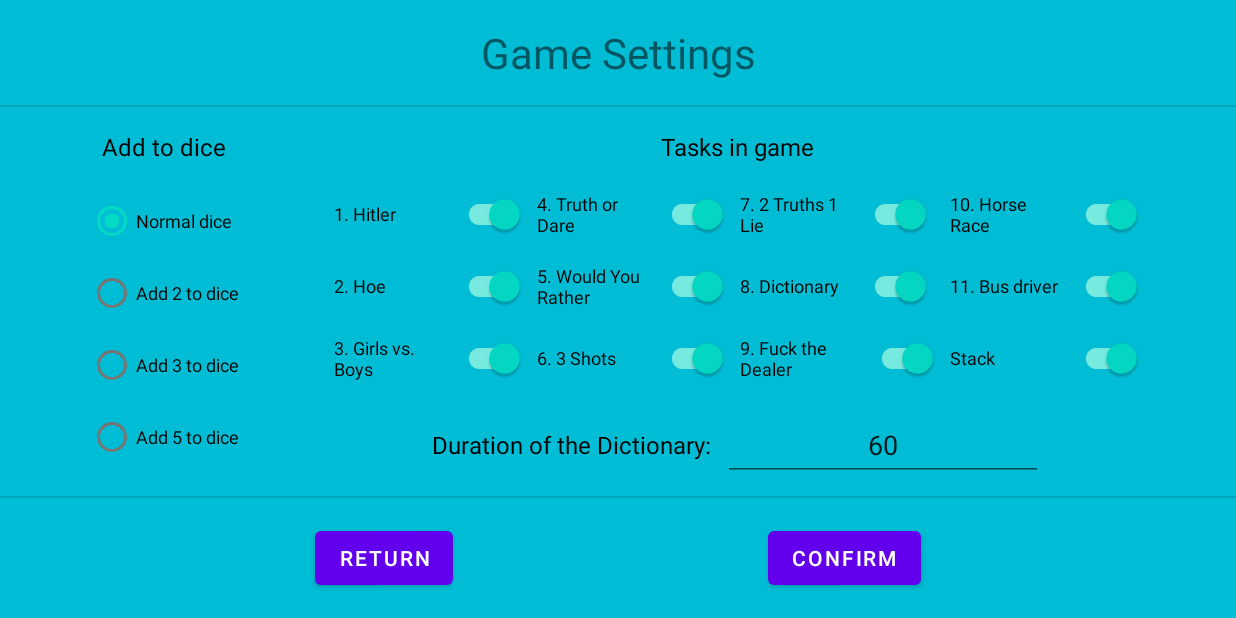
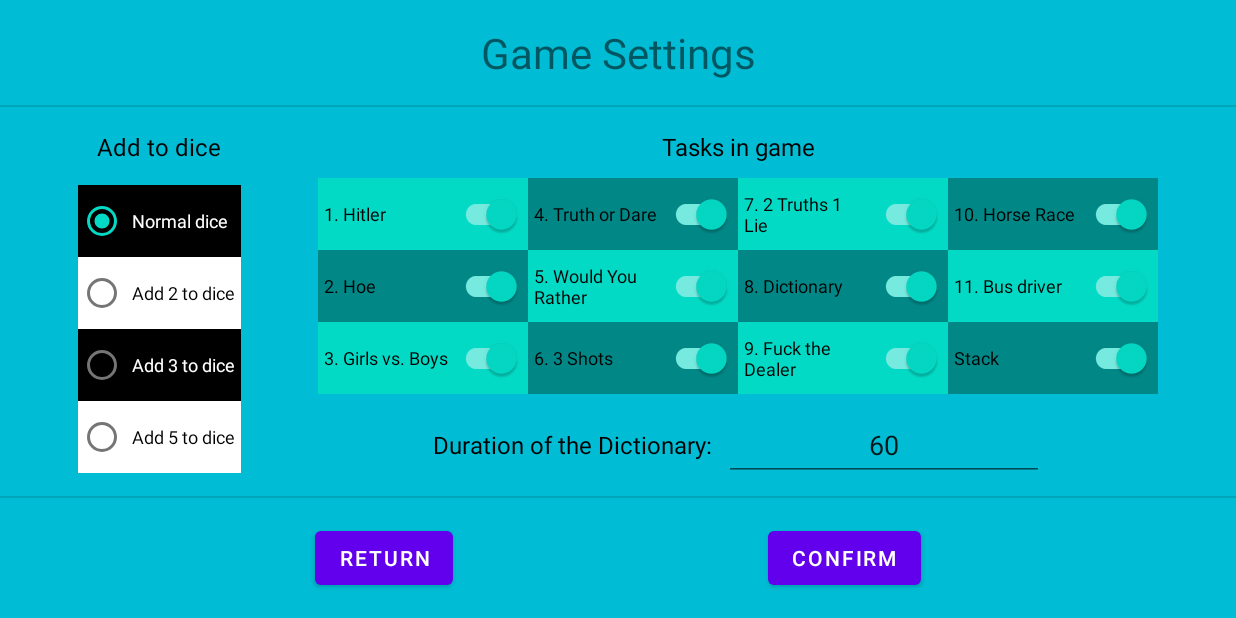
Before and after one commit to OH-BugHit/AOP-Harjoitustyo, an Android app: the screen it shows after launch (MainActivity), after a tap on "GAME SETTINGS", on a phone screen of 824 x 412 dp (held sideways). Run offline under Robolectric (Android 15) with nearby library versions, the phone set to English and light mode, and no system bars.

Commit message:
Siistimistä ja taustoja. Pieniä korjauksia.

```diff
--- a/app/src/main/java/com/oh/ready4play/minipelit/Bussikuski.java
+++ b/app/src/main/java/com/oh/ready4play/minipelit/Bussikuski.java
@@ -66,7 +66,7 @@ public class Bussikuski extends Fragment {
         kortti4 = view.findViewById(R.id.ivKortti4_Bussikuski);
         kortti5 = view.findViewById(R.id.ivKortti5_Bussikuski);
         osoitin = view.findViewById(R.id.ivOsoitin_Bussikuski);
-        osoitin.setImageResource(R.drawable.nuoli_alas);
+        osoitin.setImageResource(R.drawable.kysymysmerkkimusta35);
 
         ivAloituskortti.setVisibility(View.INVISIBLE);
         tvAloituskortti.setVisibility(View.INVISIBLE);
@@ -124,6 +124,7 @@ public class Bussikuski extends Fragment {
         edellinenArvo = uusiArvo;
         siirraOsoitinta(onnistui);
         if (tasoMenossa > 5 || sakko > 3) {
+            osoitin.setVisibility(View.INVISIBLE);
             btYlempi.setVisibility(View.INVISIBLE);
             btAlempi.setVisibility(View.INVISIBLE);
             btJatkaPelia.setVisibility(View.VISIBLE);
--- a/app/src/main/java/com/oh/ready4play/minipelit/Hitler.java
+++ b/app/src/main/java/com/oh/ready4play/minipelit/Hitler.java
@@ -65,11 +65,11 @@ public class Hitler extends Fragment {
 
     //TODO: TEE KUVAT KORTEISTA JA ASETA NE TÄNNE!
     private void kortinTapahtuma(Kortti kortti) {
-        switch (kortti.arvo-1) {
-            case 0 -> {
+        switch (kortti.arvo) {
+            case 1 -> {
                tvOhjeet.setText(R.string.text_waterfallDesc);
             }
-            case 1 -> {
+            case 2 -> {
                 tvOhjeet.setText(R.string.text_give2);
             }
             case 3 -> {
--- a/app/src/main/java/com/oh/ready4play/minipelit/Sanaselitys.java
+++ b/app/src/main/java/com/oh/ready4play/minipelit/Sanaselitys.java
@@ -29,6 +29,7 @@ public class Sanaselitys extends Fragment {
     private TextView tvPistenaytto;
     private TextView tvSana;
     private TextView tvSanaOhjeistus;
+    private TextView tvSekuntimaara;
     private int aika;
     private double pistemaara = 0;
     volatile boolean sanapeliOhi = false;
@@ -44,6 +45,8 @@ public class Sanaselitys extends Fragment {
 
         teeSanaluettelo();
 
+        tvSekuntimaara = view.findViewById(R.id.tvSekuntimaara_Sanaselitys);
+        tvSekuntimaara.setText(String.valueOf(Peli.peliasetukset.sanaselitysKesto));
         tvSanaOhjeistus = view.findViewById(R.id.tvOhjeistus_Sanaselitys);
         tvSana = view.findViewById(R.id.tvSana_Sanaselitys);
         tvPistenaytto = view.findViewById(R.id.tvPisteNaytto_Sanaselitys);
@@ -73,6 +76,7 @@ public class Sanaselitys extends Fragment {
         });
 
         btAloita.setOnClickListener(e -> {
+            tvSekuntimaara.setVisibility(View.INVISIBLE);
             tvSanaOhjeistus.setVisibility(View.INVISIBLE);
             tvPistenaytto.setVisibility(View.VISIBLE);
             tvPistenaytto.setText("0");
@@ -86,8 +90,6 @@ public class Sanaselitys extends Fragment {
 
 
         btJatkaPelia.setOnClickListener(e -> {
-            //tvSana.setText(R.string.text_taskDescriptionDictionary);
-            //tvPistenaytto.setText("");
             t1.interrupt();
             Peli.seuraavaVuoro = true;
             Peli.fragmentManager.beginTransaction()
--- a/app/src/main/res/layout/fragment_asetukset.xml
+++ b/app/src/main/res/layout/fragment_asetukset.xml
@@ -55,13 +55,18 @@
             android:id="@+id/rbNoppa0"
             android:layout_width="match_parent"
             android:layout_height="wrap_content"
+            android:background="@color/black"
+            android:padding="4dp"
             android:text="@string/text_dice0"
+            android:textColor="#FFFFFF"
             android:textSize="12sp" />
 
         <RadioButton
             android:id="@+id/rbNoppa2"
             android:layout_width="match_parent"
             android:layout_height="wrap_content"
+            android:background="@color/white"
+            android:padding="4dp"
             android:text="@string/text_dice2"
             android:textSize="12sp" />
 
@@ -69,13 +74,18 @@
             android:id="@+id/rbNoppa3"
             android:layout_width="match_parent"
             android:layout_height="wrap_content"
+            android:background="@color/black"
+            android:padding="4dp"
             android:text="@string/text_dice3"
+            android:textColor="#FFFFFF"
             android:textSize="12sp" />
 
         <RadioButton
             android:id="@+id/rbNoppa5"
             android:layout_width="match_parent"
             android:layout_height="wrap_content"
+            android:background="@color/white"
+            android:padding="4dp"
             android:text="@string/text_dice5"
             android:textSize="12sp" />
     </RadioGroup>
@@ -116,32 +126,41 @@
 
         <com.google.android.material.switchmaterial.SwitchMaterial
             android:id="@+id/swTeht1_Asetukset"
-            android:layout_width="135dp"
+            android:layout_width="0dp"
             android:layout_height="48dp"
+            android:background="@color/teal_200"
+            android:backgroundTintMode="src_atop"
             android:checked="true"
             android:padding="4dp"
             android:text="@string/text_task1_settings"
             android:textSize="12sp"
+            app:layout_constraintEnd_toEndOf="@+id/swTeht5_Asetukset"
+            app:layout_constraintEnd_toStartOf="@+id/swTeht5_Asetukset"
             app:layout_constraintStart_toStartOf="@+id/swTeht2_Asetukset"
             app:layout_constraintTop_toTopOf="@+id/swTeht4_Asetukset"
             app:layout_constraintVertical_chainStyle="spread" />
 
         <com.google.android.material.switchmaterial.SwitchMaterial
             android:id="@+id/swTeht2_Asetukset"
-            android:layout_width="135dp"
+            android:layout_width="0dp"
             android:layout_height="48dp"
+            android:background="@color/teal_700"
             android:checked="true"
             android:padding="4dp"
             android:text="@string/text_task2_settings"
             android:textSize="12sp"
             app:layout_constraintBottom_toTopOf="@+id/swTeht3_Asetukset"
+            app:layout_constraintEnd_toEndOf="@+id/swTeht3_Asetukset"
+            app:layout_constraintEnd_toStartOf="@+id/swTeht5_Asetukset"
+            app:layout_constraintHorizontal_bias="0.5"
             app:layout_constraintStart_toStartOf="@+id/swTeht3_Asetukset"
             app:layout_constraintTop_toBottomOf="@+id/swTeht1_Asetukset" />
 
         <com.google.android.material.switchmaterial.SwitchMaterial
             android:id="@+id/swTeht3_Asetukset"
-            android:layout_width="135dp"
+            android:layout_width="140dp"
             android:layout_height="48dp"
+            android:background="@color/teal_200"
             android:checked="true"
             android:padding="4dp"
             android:text="@string/text_task3_settings"
@@ -153,32 +172,37 @@
 
         <com.google.android.material.switchmaterial.SwitchMaterial
             android:id="@+id/swTeht4_Asetukset"
-            android:layout_width="135dp"
+            android:layout_width="0dp"
             android:layout_height="48dp"
+            android:background="@color/teal_700"
             android:checked="true"
             android:padding="4dp"
             android:text="@string/text_task4_settings"
             android:textSize="12sp"
-            app:layout_constraintStart_toEndOf="@+id/swTeht1_Asetukset"
+            app:layout_constraintEnd_toStartOf="@+id/swTeht8_Asetukset"
+            app:layout_constraintStart_toEndOf="@+id/swTeht2_Asetukset"
             app:layout_constraintStart_toStartOf="@+id/swTeht5_Asetukset"
             app:layout_constraintTop_toTopOf="@+id/swTeht7_Asetukset" />
 
         <com.google.android.material.switchmaterial.SwitchMaterial
             android:id="@+id/swTeht5_Asetukset"
-            android:layout_width="135dp"
+            android:layout_width="0dp"
             android:layout_height="48dp"
+            android:background="@color/teal_200"
             android:checked="true"
             android:padding="4dp"
             android:text="@string/text_task5_settings"
             android:textSize="12sp"
-            app:layout_constraintStart_toEndOf="@+id/swTeht2_Asetukset"
-            app:layout_constraintStart_toStartOf="@+id/swTeht6_Asetukset"
+            app:layout_constraintEnd_toEndOf="@+id/swTeht6_Asetukset"
+            app:layout_constraintHorizontal_bias="0.5"
+            app:layout_constraintStart_toEndOf="@+id/swTeht3_Asetukset"
             app:layout_constraintTop_toTopOf="@+id/swTeht2_Asetukset" />
 
         <com.google.android.material.switchmaterial.SwitchMaterial
             android:id="@+id/swTeht6_Asetukset"
-            android:layout_width="135dp"
+            android:layout_width="140dp"
             android:layout_height="48dp"
+            android:background="@color/teal_700"
             android:checked="true"
             android:padding="4dp"
             android:text="@string/text_task6_settings"
@@ -190,24 +214,30 @@
 
         <com.google.android.material.switchmaterial.SwitchMaterial
             android:id="@+id/swTeht7_Asetukset"
-            android:layout_width="135dp"
+            android:layout_width="0dp"
             android:layout_height="48dp"
+            android:background="@color/teal_200"
             android:checked="true"
             android:padding="4dp"
             android:text="@string/text_task7_settings"
             android:textSize="12sp"
+            app:layout_constraintEnd_toEndOf="@+id/swTeht9_Asetukset"
             app:layout_constraintStart_toEndOf="@+id/swTeht4_Asetukset"
             app:layout_constraintStart_toStartOf="@+id/swTeht8_Asetukset"
             app:layout_constraintTop_toTopOf="@+id/swTeht10_Asetukset" />
 
         <com.google.android.material.switchmaterial.SwitchMaterial
             android:id="@+id/swTeht8_Asetukset"
-            android:layout_width="135dp"
+            android:layout_width="0dp"
             android:layout_height="48dp"
+            android:background="@color/teal_700"
             android:checked="true"
             android:padding="4dp"
             android:text="@string/text_task8_settings"
             android:textSize="12sp"
+            app:layout_constraintEnd_toEndOf="@+id/swTeht9_Asetukset"
+            app:layout_constraintEnd_toStartOf="@+id/swKasa_Asetukset"
+            app:layout_constraintHorizontal_bias="0.5"
             app:layout_constraintStart_toEndOf="@+id/swTeht5_Asetukset"
             app:layout_constraintStart_toStartOf="@+id/swTeht9_Asetukset"
             app:layout_constraintTop_toTopOf="@+id/swTeht5_Asetukset" />
@@ -216,6 +246,7 @@
             android:id="@+id/swTeht9_Asetukset"
             android:layout_width="140dp"
             android:layout_height="48dp"
+            android:background="@color/teal_200"
             android:checked="true"
             android:padding="4dp"
             android:text="@string/text_task9_settings"
@@ -227,33 +258,39 @@
 
         <com.google.android.material.switchmaterial.SwitchMaterial
             android:id="@+id/swTeht10_Asetukset"
-            android:layout_width="136dp"
+            android:layout_width="0dp"
             android:layout_height="48dp"
+            android:background="@color/teal_700"
             android:checked="true"
             android:padding="4dp"
             android:text="@string/text_task10_settings"
             android:textSize="12sp"
             app:layout_constraintBottom_toTopOf="@+id/swTeht11_Asetukset"
+            app:layout_constraintEnd_toEndOf="parent"
             app:layout_constraintStart_toEndOf="@+id/swTeht7_Asetukset"
             app:layout_constraintStart_toStartOf="@+id/swTeht11_Asetukset"
             app:layout_constraintVertical_chainStyle="spread" />
 
         <com.google.android.material.switchmaterial.SwitchMaterial
             android:id="@+id/swTeht11_Asetukset"
-            android:layout_width="136dp"
+            android:layout_width="0dp"
             android:layout_height="48dp"
+            android:background="@color/teal_200"
             android:checked="true"
             android:padding="4dp"
             android:text="@string/text_task11_settings"
             android:textSize="12sp"
+            app:layout_constraintEnd_toEndOf="parent"
+            app:layout_constraintHorizontal_bias="0.5"
             app:layout_constraintStart_toEndOf="@+id/swTeht8_Asetukset"
             app:layout_constraintStart_toStartOf="@+id/swKasa_Asetukset"
             app:layout_constraintTop_toTopOf="@+id/swTeht8_Asetukset" />
 
         <com.google.android.material.switchmaterial.SwitchMaterial
             android:id="@+id/swKasa_Asetukset"
-            android:layout_width="136dp"
+            android:layout_width="140dp"
             android:layout_height="48dp"
+            android:background="@color/teal_700"
             android:checked="true"
             android:padding="4dp"
             android:text="@string/text_task12_settings"
--- a/app/src/main/res/layout/fragment_uusi_peli.xml
+++ b/app/src/main/res/layout/fragment_uusi_peli.xml
@@ -3,6 +3,7 @@
     xmlns:app="http://schemas.android.com/apk/res-auto"
     xmlns:tools="http://schemas.android.com/tools"
     android:id="@+id/uusiPeliLayout"
+    style="@style/taustavari"
     android:layout_width="match_parent"
     android:layout_height="match_parent"
     tools:context=".UusiPeli">
```
Also changed, not shown: app/src/main/java/com/oh/ready4play/Peli.java (+3 -13 lines), app/src/main/java/com/oh/ready4play/minipelit/Ravit.java (+7 -0 lines), app/src/main/res/layout/fragment_fuck_the_dealer.xml (+12 -12 lines), app/src/main/res/layout/fragment_peli.xml (+31 -15 lines), app/src/main/res/layout/fragment_ravit.xml (+21 -5 lines), app/src/main/res/layout/fragment_sanaselitys.xml (+31 -0 lines), app/src/main/res/values/strings.xml (+16 -12 lines), app/src/main/res/drawable/k.png (deleted), app/src/main/res/drawable/kysymysmerkki35.png (added), app/src/main/res/drawable/kysymysmerkkimusta35.png (added), app/src/main/res/drawable/nuoli_alas.png (deleted), 2 other files.
